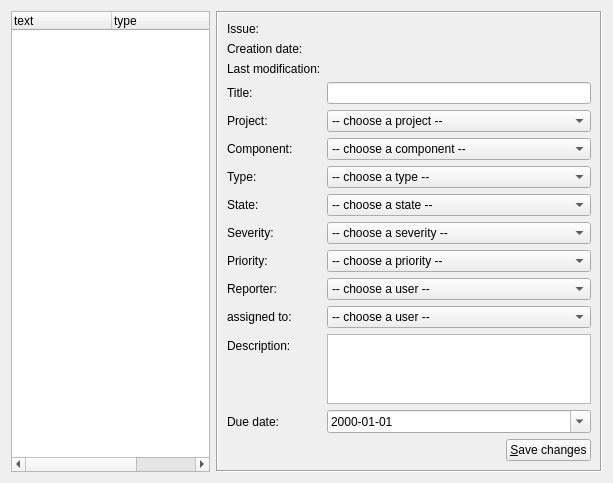
Before: the Qt Designer form client/forms/init.ui in Wolframe/wolfzilla, drawn with Qt 5.
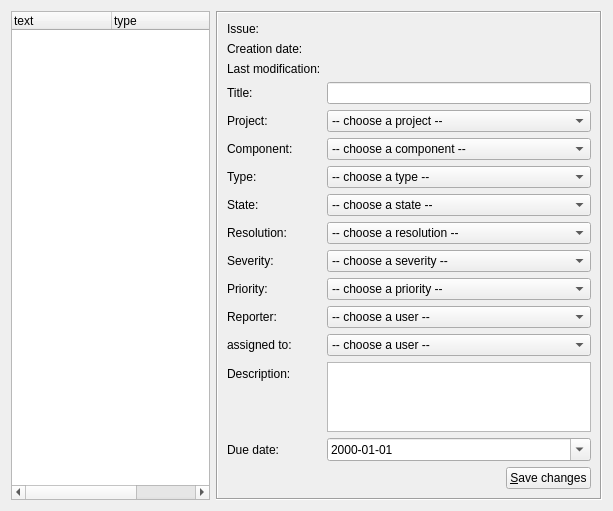
After: the same form once the commit is applied. The open tabs and pages were chosen to show the change. Icons and pictures are not drawn.

The edit to the form file:
```diff
--- a/client/forms/init.ui
+++ b/client/forms/init.ui
@@ -1268,7 +1268,7 @@
          </item>
         </widget>
        </item>
-       <item row="8" column="0">
+       <item row="9" column="0">
         <widget class="QLabel" name="label_26">
          <property name="text">
           <string>Severity:</string>
@@ -1278,7 +1278,7 @@
          </property>
         </widget>
        </item>
-       <item row="8" column="1">
+       <item row="9" column="1">
         <widget class="QComboBox" name="issueSeverity">
          <property name="action" stdset="0">
           <string>listIssueSeverities severities { getNullElem='1' }</string>
@@ -1293,7 +1293,7 @@
          </item>
         </widget>
        </item>
-       <item row="9" column="0">
+       <item row="10" column="0">
         <widget class="QLabel" name="label_27">
          <property name="text">
           <string>Priority:</string>
@@ -1303,7 +1303,7 @@
          </property>
         </widget>
        </item>
-       <item row="9" column="1">
+       <item row="10" column="1">
         <widget class="QComboBox" name="issuePriority">
          <property name="action" stdset="0">
           <string>listIssuePriorities priorities { getNullElem='1' }</string>
@@ -1318,7 +1318,7 @@
          </item>
         </widget>
        </item>
-       <item row="10" column="0">
+       <item row="11" column="0">
         <widget class="QLabel" name="label_29">
          <property name="text">
           <string>Reporter:</string>
@@ -1328,7 +1328,7 @@
          </property>
         </widget>
        </item>
-       <item row="10" column="1">
+       <item row="11" column="1">
         <widget class="QComboBox" name="issueReporter">
          <property name="action" stdset="0">
           <string>listUsers users { getNullElem='1' }</string>
@@ -1349,7 +1349,7 @@
          </item>
         </widget>
        </item>
-       <item row="11" column="0">
+       <item row="12" column="0">
         <widget class="QLabel" name="label_30">
          <property name="text">
           <string>assigned to:</string>
@@ -1359,7 +1359,7 @@
          </property>
         </widget>
        </item>
-       <item row="11" column="1">
+       <item row="12" column="1">
         <widget class="QComboBox" name="issueAssignee">
          <property name="action" stdset="0">
           <string>listUsers users { getNullElem='1' }</string>
@@ -1380,7 +1380,7 @@
          </item>
         </widget>
        </item>
-       <item row="12" column="0">
+       <item row="13" column="0">
         <widget class="QLabel" name="label_31">
          <property name="text">
           <string>Description:</string>
@@ -1390,10 +1390,10 @@
          </property>
         </widget>
        </item>
-       <item row="12" column="1">
+       <item row="13" column="1">
         <widget class="QTextEdit" name="issueDescription"/>
        </item>
-       <item row="17" column="0" colspan="2">
+       <item row="18" column="0" colspan="2">
         <layout class="QHBoxLayout" name="horizontalLayout_9">
          <item>
           <spacer name="horizontalSpacer_7">
@@ -1429,7 +1429,7 @@
          </item>
         </layout>
        </item>
-       <item row="13" column="1">
+       <item row="14" column="1">
         <widget class="QDateEdit" name="issueDueDate">
          <property name="displayFormat">
           <string>yyyy-MM-dd</string>
@@ -1439,13 +1439,35 @@
          </property>
         </widget>
        </item>
-       <item row="13" column="0">
+       <item row="14" column="0">
         <widget class="QLabel" name="label_36">
          <property name="text">
           <string>Due date:</string>
          </property>
         </widget>
        </item>
+       <item row="8" column="1">
+        <widget class="QComboBox" name="issueResolution">
+         <property name="action" stdset="0">
+          <string>listIssueResolutions resolutions { getNullElem='1' }</string>
+         </property>
+         <property name="answer" stdset="0">
+          <string>IssueResolutionList resolutions { resolution[] { id={item.id}; name {{item.text}}; icon {{item.icon}} }</string>
+         </property>
+         <item>
+          <property name="text">
+           <string>-- choose a resolution --</string>
+          </property>
+         </item>
+        </widget>
+       </item>
+       <item row="8" column="0">
+        <widget class="QLabel" name="label_37">
+         <property name="text">
+          <string>Resolution:</string>
+         </property>
+        </widget>
+       </item>
       </layout>
      </widget>
     </widget>
```
Left out of the diff: 6 changed lines with no effect on the pictures.
